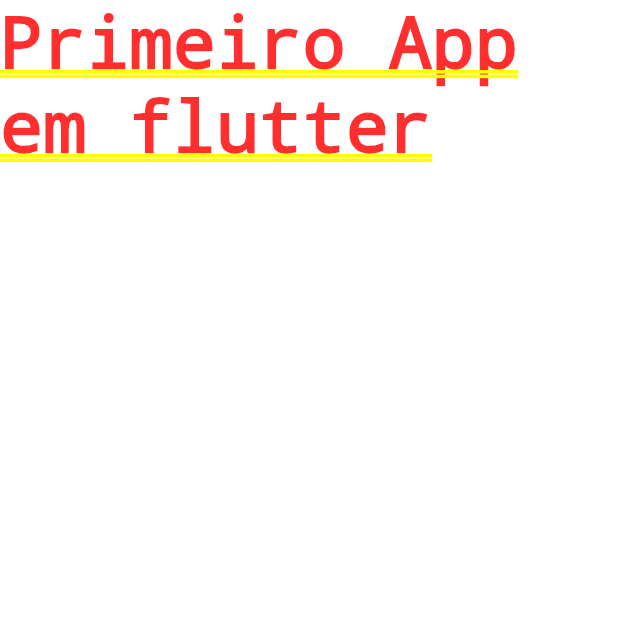
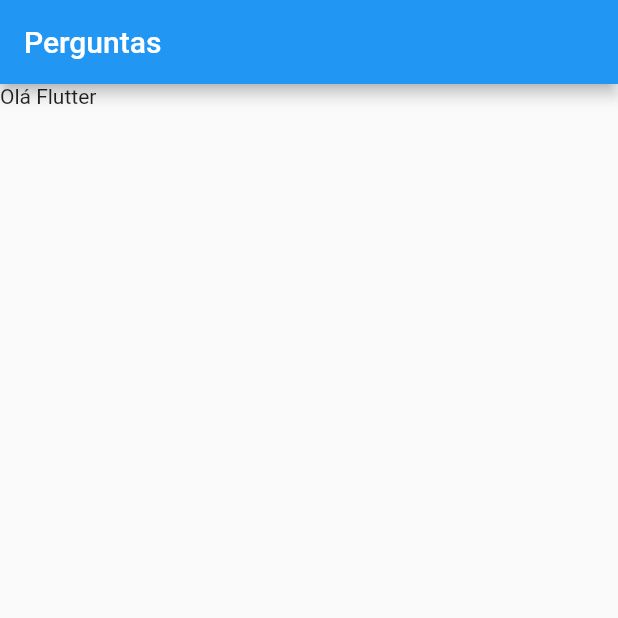
Before and after one commit to osmarfelix/Projeto_perguntas, a Flutter app: the screen it shows after launch, on a phone screen of 412 x 824 dp, the top half of it. Run offline on Flutter 3.47's test engine with Material 2 defaults, Android fonts, the phone set to English and light mode, and no system bars.

Commit message:
Alteração no AppBar

```diff
--- a/lib/main.dart
+++ b/lib/main.dart
@@ -1,13 +1,17 @@
 import 'package:flutter/material.dart';
 
-main() {
-  runApp(new PerguntaApp());
-}
+main() => runApp(PerguntaApp());
 
+@override
 class PerguntaApp extends StatelessWidget {
   Widget build(BuildContext context) {
     return MaterialApp(
-      home: Text("Primeiro App em flutter"),
+      home: Scaffold(
+        appBar: AppBar(
+          title: Text('Perguntas'),
+        ),
+        body: Text('Olá Flutter'),
+      ),
     );
   }
 }
```
